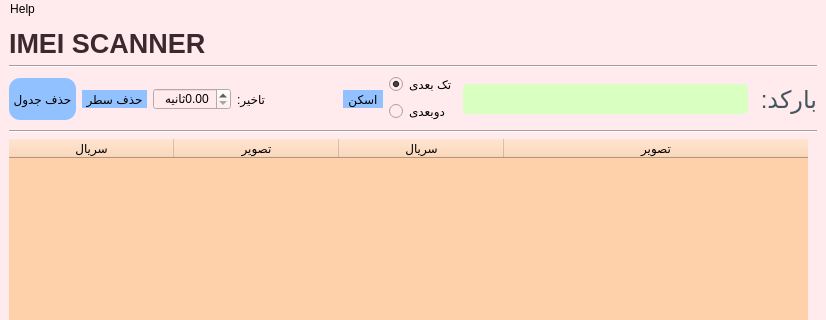
AmirNikravan/Barcode, file main.ui: the form before one commit; both pictures show x 0 to 826 and y 0 to 320 of the 826 by 630 pixel window.
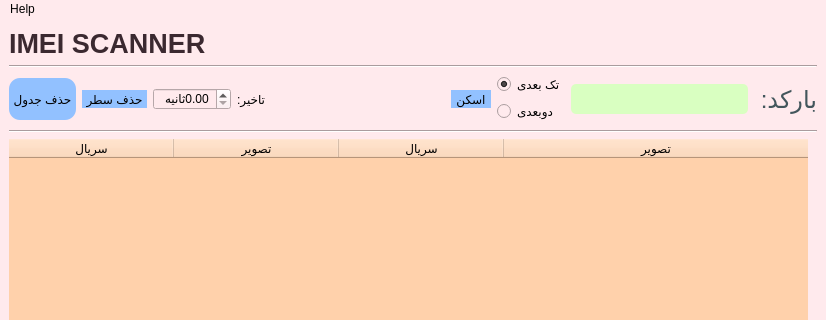
The form after the commit. Icons and pictures are not drawn.

Diff of the .ui file:
```diff
--- a/main.ui
+++ b/main.ui
@@ -142,7 +142,7 @@
         </property>
         <property name="sizeHint" stdset="0">
          <size>
-          <width>72</width>
+          <width>180</width>
           <height>20</height>
          </size>
         </property>
```
Left out of the diff: 4 changed lines with no effect on the pictures.
